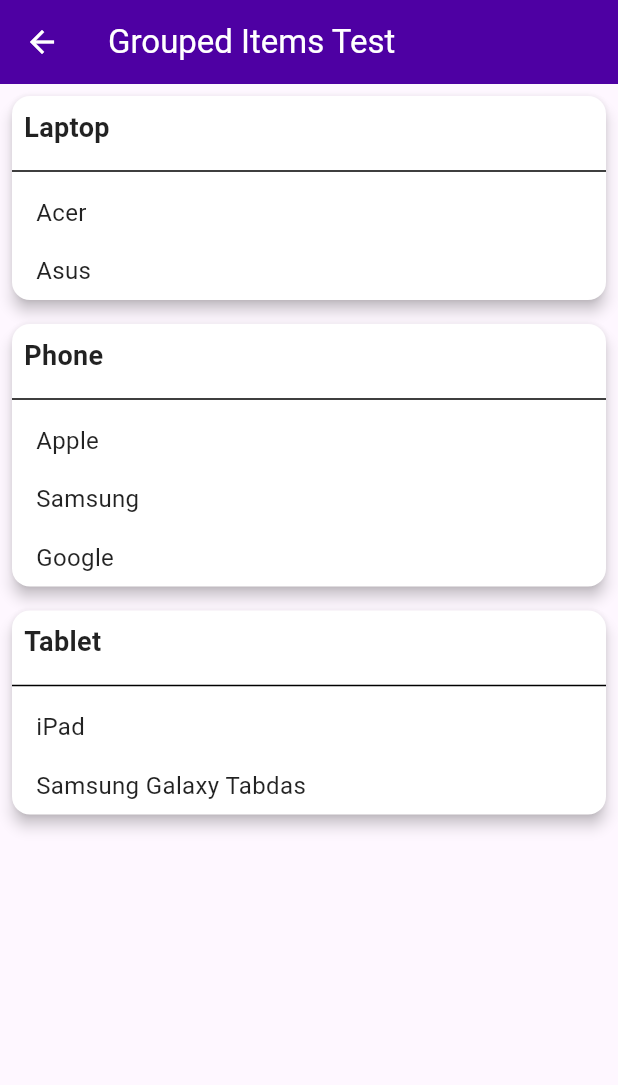
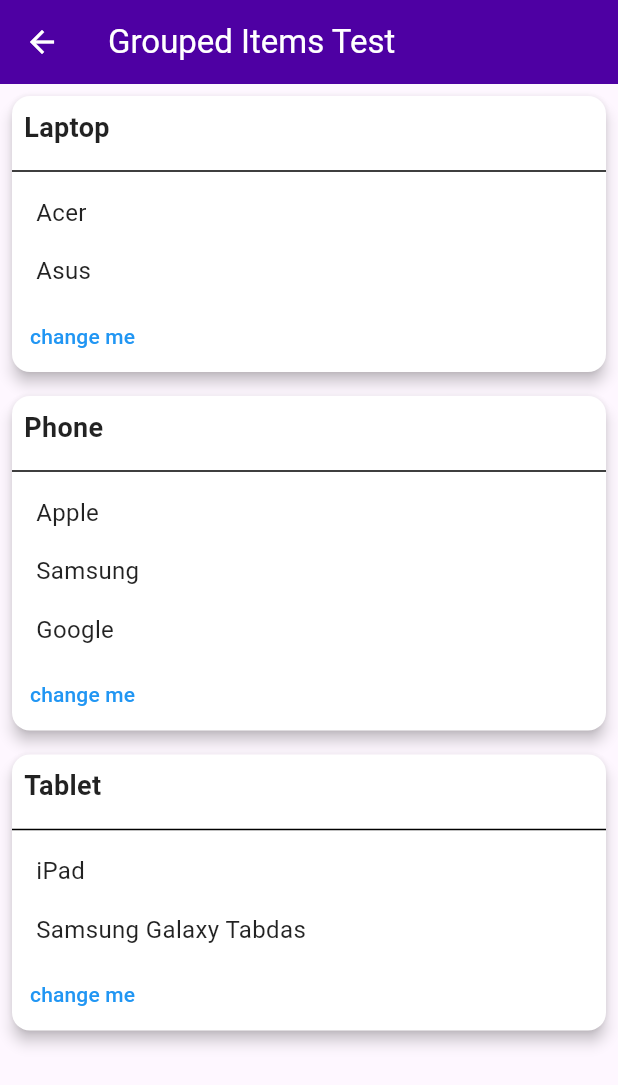
Before and after one commit to Wilson-Tovano/scrum-cakra1, a Flutter app: the TestPage screen opened directly, on a phone screen of 412 x 824 dp. Shown: the top 1085 px of the screen. Run offline on Flutter 3.47's test engine with Material 3 defaults, Android fonts, the phone set to English and light mode, and no system bars; our stand-ins replace another_flutter_splash_screen.

Commit message:
return back toggle theme

```diff
--- a/lib/src/pages/test_page/test_page.dart
+++ b/lib/src/pages/test_page/test_page.dart
@@ -1,5 +1,7 @@
+import 'package:cakra_asset_management/theme/theme_provider.dart';
 import 'package:flutter/material.dart';
 import 'package:collection/collection.dart';
+import 'package:provider/provider.dart';
 class TestPage extends StatefulWidget {
   const TestPage({super.key});
 
@@ -62,6 +64,9 @@
                     );
                   }).toList(),
                 ),
+                TextButton(onPressed: () {
+                   Provider.of<ThemeProvider>(context, listen: false).toggleTheme();
+                }, child: const Text('change me'))
               ],
             ),
           );
--- a/lib/theme/theme.dart
+++ b/lib/theme/theme.dart
@@ -2,19 +2,21 @@
 
 ThemeData darkMode = ThemeData.dark().copyWith(
   appBarTheme: const AppBarTheme(
-    backgroundColor: Color.fromRGBO(93, 0, 195, 1),
+    // backgroundColor: Color.fromRGBO(93, 0, 195, 1),
+    backgroundColor: Colors.black,
   ),
   colorScheme: const ColorScheme.dark(
     background: Color.fromRGBO(11, 22, 35, 1),
     primary: Colors.white,
   ),
   buttonTheme: const ButtonThemeData(
-    buttonColor: Colors.blue,
+    buttonColor: Colors.white
   ),
   textButtonTheme: TextButtonThemeData(
     style: ButtonStyle(
       backgroundColor:
-          MaterialStateProperty.all(const Color.fromRGBO(93, 0, 195, 1)),
+          // MaterialStateProperty.all(const Color.fromRGBO(93, 0, 195, 1)),
+          MaterialStateProperty.all(Colors.black),
       shape: const MaterialStatePropertyAll(
         RoundedRectangleBorder(
           borderRadius: BorderRadius.all(Radius.circular(20)),
```
